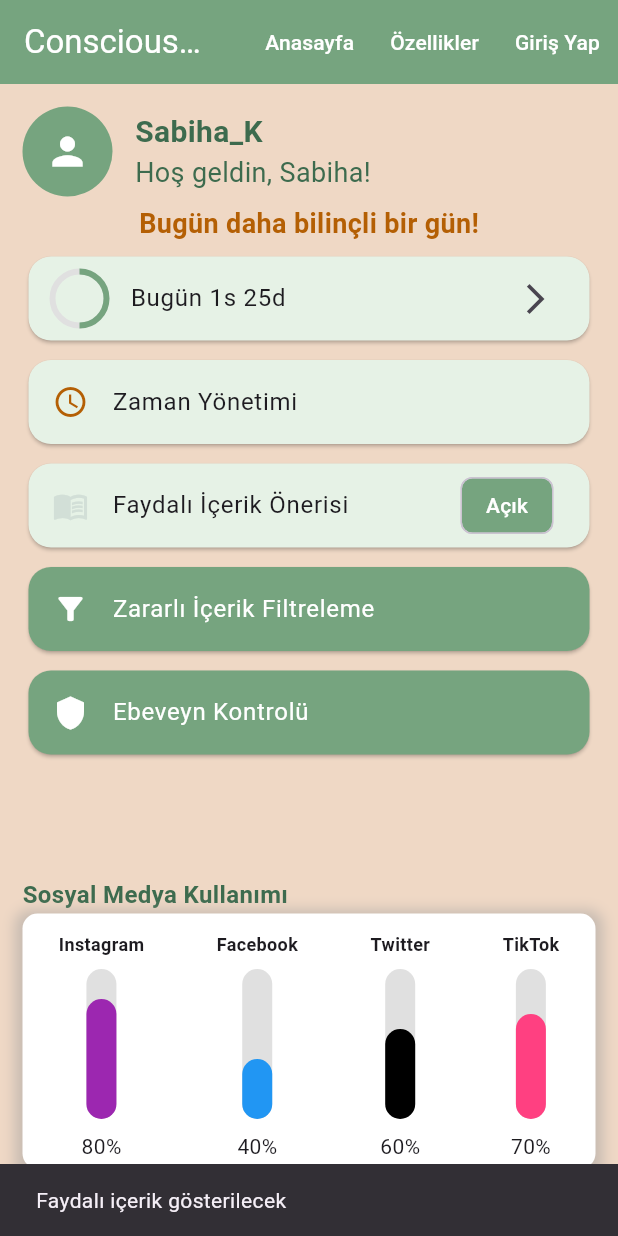
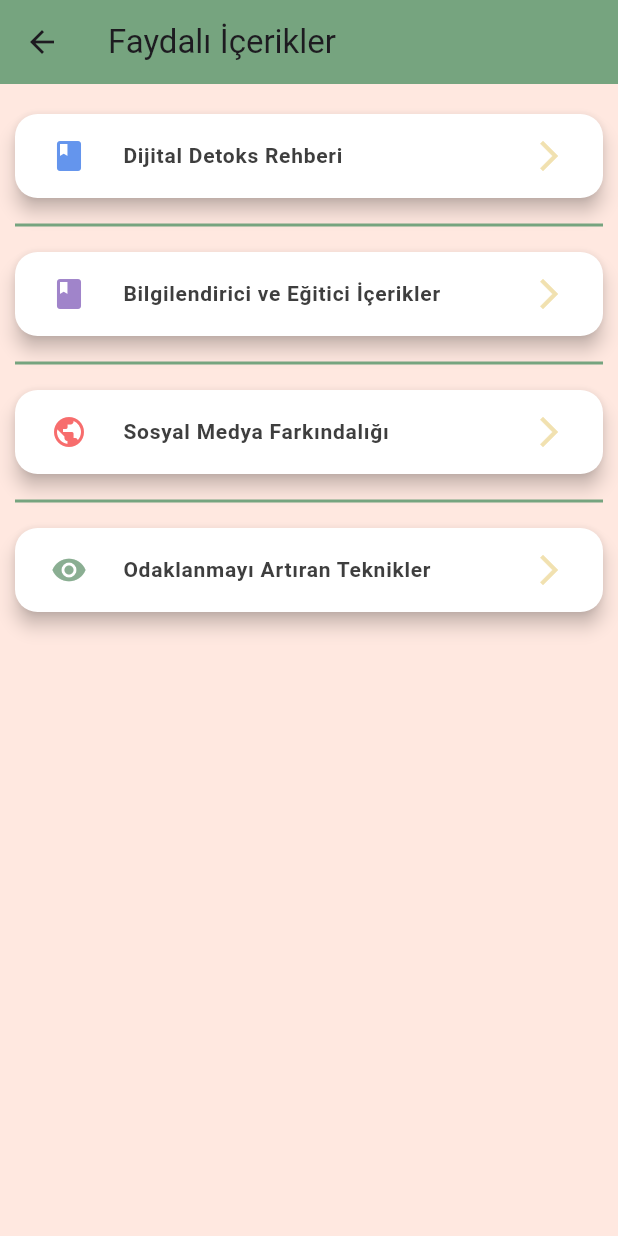
Before and after one commit to SabihaKrcvsgl/ConsciousMedia, a Flutter app: the HomePage screen opened directly, after a tap on "Faydalı İçerik Önerisi", on a phone screen of 412 x 824 dp. Run offline on Flutter 3.47's test engine with Material 3 defaults, Android fonts, the phone set to English and light mode, and no system bars; our stand-ins replace firebase_core; accounts and stored records are empty.

Commit message:
Güncel çalışmalar

```diff
--- a/lib/home_page.dart
+++ b/lib/home_page.dart
@@ -1,4 +1,6 @@
 import 'package:flutter/material.dart';
+import 'useful_content_page.dart';
+import 'time_management_tips_page.dart'; // Lib altında
 
 class HomePage extends StatelessWidget {
   @override
@@ -118,10 +120,11 @@ class HomePage extends StatelessWidget {
                   leading: Icon(Icons.access_time, color: Color(0xFFB45F04)),
                   title: Text('Zaman Yönetimi'),
                   onTap: () {
-                    ScaffoldMessenger.of(context).showSnackBar(
-                      SnackBar(
-                        content: Text('Zaman yönetimi sayfası açılacak'),
-                      ),
+                    Navigator.push(
+                      context,
+                      MaterialPageRoute(
+                        builder: (context) => TimeManagementTipsPage(),
+                      ), // Burada zaman yönetimi sayfasına geçiş yapılıyor
                     );
                   },
                 ),
@@ -141,13 +144,16 @@ class HomePage extends StatelessWidget {
                     backgroundColor: Color(0xFF76A47F),
                   ),
                   onTap: () {
-                    ScaffoldMessenger.of(context).showSnackBar(
-                      SnackBar(content: Text('Faydalı içerik gösterilecek')),
+                    // 👇 Bu kısmı değiştireceksin
+                    Navigator.push(
+                      context,
+                      MaterialPageRoute(
+                        builder: (context) => UsefulContentPage(),
+                      ),
                     );
                   },
                 ),
               ),
-              SizedBox(height: 5),
 
               // Zararlı İçerik kartı
               _buildColoredCard(
--- /dev/null
+++ b/lib/useful_content_page.dart
@@ -0,0 +1,85 @@
+import 'package:flutter/material.dart';
+
+class UsefulContentPage extends StatelessWidget {
+  @override
+  Widget build(BuildContext context) {
+    return Scaffold(
+      backgroundColor: Color(0xFFFFE8E0), // Pembemsi ten rengi
+      appBar: AppBar(
+        title: Text("Faydalı İçerikler"),
+        backgroundColor: Color(0xFF76A47F), // Açık yeşil
+      ),
+      body: ListView(
+        padding: EdgeInsets.all(10),
+        children: [
+          _buildCard(
+            icon: Icons.book,
+            iconColor: Color(0xFF6495ED), // Mavi
+            title: 'Dijital Detoks Rehberi',
+            onTap: () {},
+          ),
+          _buildDivider(),
+          _buildCard(
+            icon: Icons.book, // İkonu kitap olarak değiştirdik
+            iconColor: Color(0xFFA084CA), // Mor
+            title: 'Bilgilendirici ve Eğitici İçerikler',
+            onTap: () {},
+          ),
+          _buildDivider(),
+          _buildCard(
+            icon: Icons.public,
+            iconColor: Color(0xFFF76D6D), // Mercan kırmızı
+            title: 'Sosyal Medya Farkındalığı',
+            onTap: () {},
+          ),
+          _buildDivider(),
+          _buildCard(
+            icon: Icons.visibility,
+            iconColor: Color(0xFF8AAE92), // Zeytin yeşili
+            title: 'Odaklanmayı Artıran Teknikler',
+            onTap: () {},
+          ),
+        ],
+      ),
+    );
+  }
+
+  Widget _buildCard({
+    required IconData icon,
+    required Color iconColor,
+    required String title,
+    required VoidCallback onTap,
+  }) {
+    return Card(
+      color:
+          Colors
+              .white, // Kartın kendisi beyaz kalabilir, kontrast için iyi olur
+      margin: EdgeInsets.symmetric(vertical: 10),
+      shape: RoundedRectangleBorder(borderRadius: BorderRadius.circular(15)),
+      elevation: 5,
+      child: ListTile(
+        leading: CircleAvatar(
+          backgroundColor: Colors.white, // İkon arka planını beyaz yapıyoruz
+          child: Icon(
+            icon,
+            color: iconColor, // İkon rengini parametre olarak alıyoruz
+          ),
+        ),
+        title: Text(
+          title,
+          style: TextStyle(
+            color: Color(0xFF3E3E3E),
+            fontWeight: FontWeight.bold,
+            fontSize: 14, // Yazıyı biraz daha küçültüyoruz
+          ),
+        ),
+        trailing: Icon(Icons.arrow_forward_ios, color: Color(0xFFF1E1B0)),
+        onTap: onTap,
+      ),
+    );
+  }
+
+  Widget _buildDivider() {
+    return Divider(color: Color(0xFF76A47F), thickness: 2);
+  }
+}
```
Also changed, not shown: lib/time_management_tips_page.dart (added, +42 -0 lines), pubspec.yaml (+13 -64 lines), pubspec.lock, 7 other files.
